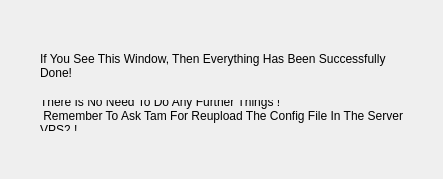
Old version of the form mainwindow.ui in the repository anphan2410/justtestgui.
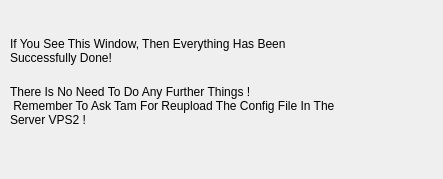
New version of the form.

Commit message: try it

```diff
--- a/mainwindow.ui
+++ b/mainwindow.ui
@@ -17,10 +17,10 @@
    <widget class="QLabel" name="label">
     <property name="geometry">
      <rect>
-      <x>40</x>
-      <y>50</y>
-      <width>371</width>
-      <height>31</height>
+      <x>10</x>
+      <y>20</y>
+      <width>341</width>
+      <height>61</height>
      </rect>
     </property>
     <property name="text">
@@ -36,10 +36,10 @@
    <widget class="QLabel" name="label_2">
     <property name="geometry">
      <rect>
-      <x>40</x>
-      <y>100</y>
-      <width>381</width>
-      <height>31</height>
+      <x>10</x>
+      <y>70</y>
+      <width>361</width>
+      <height>71</height>
      </rect>
     </property>
     <property name="text">
```
